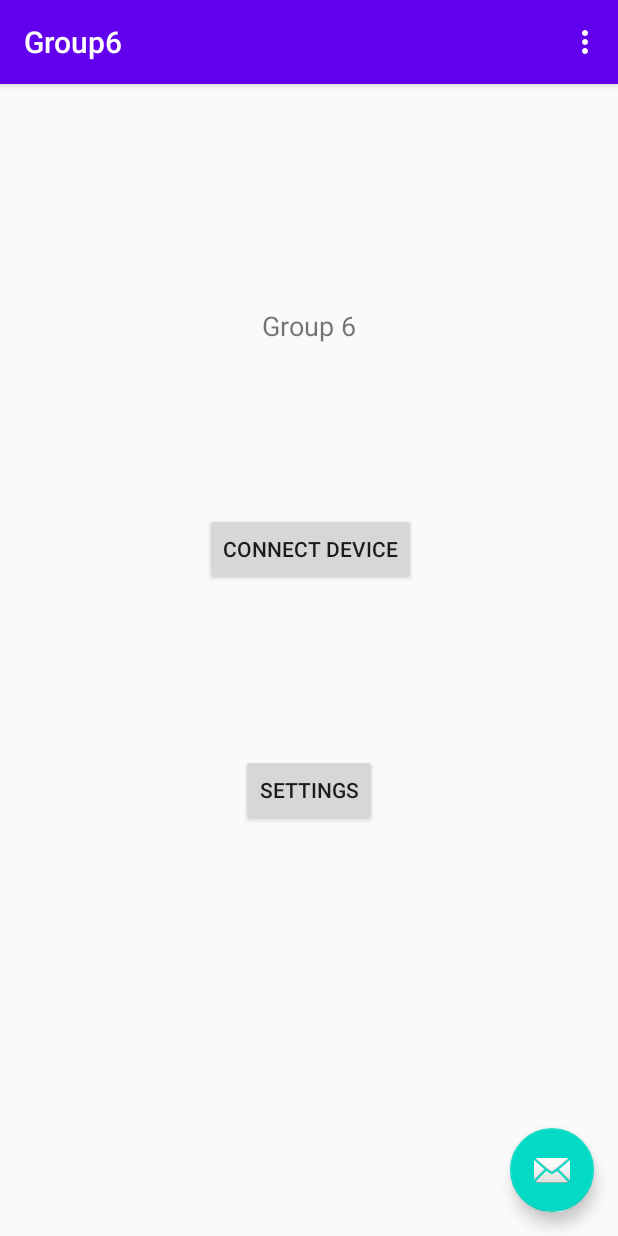
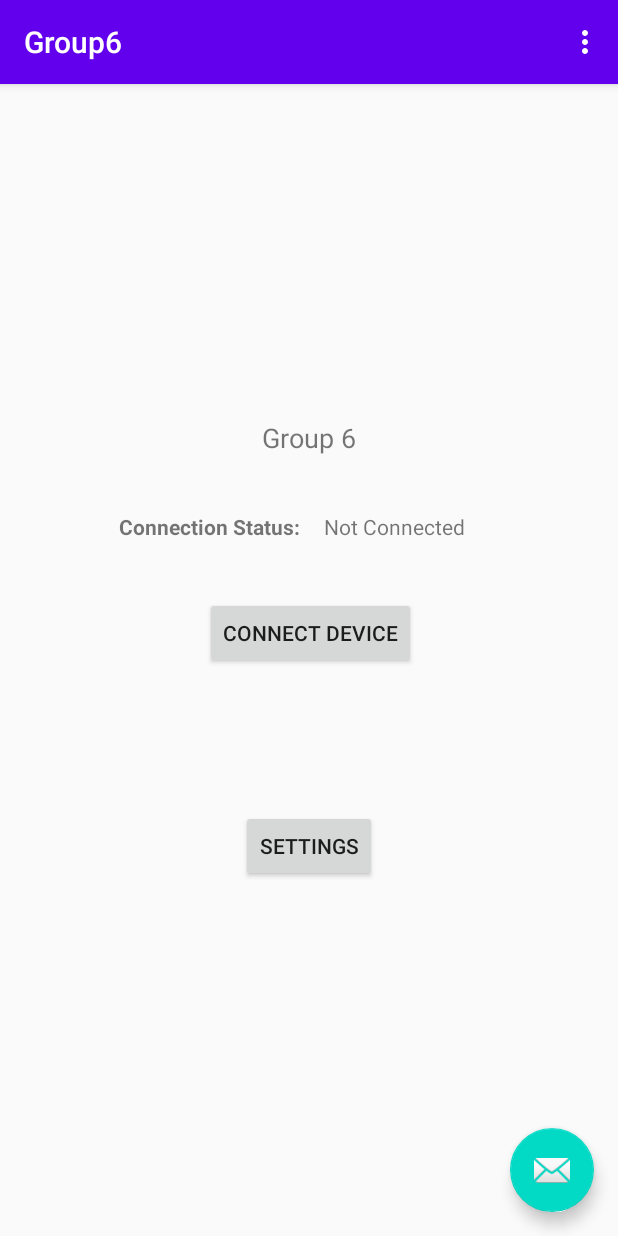
Before and after one commit to mlopezcruz2015/Group6, an Android app: the screen it shows after launch (MainActivity), on a phone screen of 412 x 824 dp. Run offline under Robolectric (Android 15) with nearby library versions, the phone set to English and light mode, and no system bars.

Commit message:
no message

```diff
--- a/app/src/main/res/layout/fragment_mainmenu.xml
+++ b/app/src/main/res/layout/fragment_mainmenu.xml
@@ -4,10 +4,10 @@
     xmlns:tools="http://schemas.android.com/tools"
     android:layout_width="match_parent"
     android:layout_height="match_parent"
-    tools:context=".FirstFragment">
+    tools:context=".MainMenuFragment">
 
     <TextView
-        android:id="@+id/textview_first"
+        android:id="@+id/textview_title"
         android:layout_width="wrap_content"
         android:layout_height="wrap_content"
         android:text="@string/group_name"
@@ -16,27 +16,50 @@
         app:layout_constraintEnd_toEndOf="parent"
         app:layout_constraintStart_toStartOf="parent"
         app:layout_constraintTop_toTopOf="parent"
-        app:layout_constraintVertical_bias="0.19999999" />
+        app:layout_constraintVertical_bias="0.3" />
 
     <Button
-        android:id="@+id/button_first"
+        android:id="@+id/button_settings"
         android:layout_width="wrap_content"
         android:layout_height="wrap_content"
-        android:text="Settings"
+        android:text="@string/settings"
         app:layout_constraintBottom_toBottomOf="parent"
         app:layout_constraintEnd_toEndOf="parent"
         app:layout_constraintStart_toStartOf="parent"
-        app:layout_constraintTop_toBottomOf="@+id/textview_first" />
+        app:layout_constraintTop_toBottomOf="@+id/textview_title" />
 
     <Button
         android:id="@+id/button_bluetooth"
         android:layout_width="wrap_content"
         android:layout_height="wrap_content"
-        android:text="Connect Device"
-        app:layout_constraintBottom_toTopOf="@+id/button_first"
+        android:text="@string/connect_device"
+        app:layout_constraintBottom_toTopOf="@+id/button_settings"
         app:layout_constraintEnd_toEndOf="parent"
         app:layout_constraintHorizontal_bias="0.503"
         app:layout_constraintStart_toStartOf="parent"
-        app:layout_constraintTop_toBottomOf="@+id/textview_first" />
+        app:layout_constraintTop_toBottomOf="@+id/textview_title" />
+
+    <TextView
+        android:id="@+id/textview_connectionStatusLabel"
+        android:layout_width="wrap_content"
+        android:layout_height="wrap_content"
+        android:text="@string/connection_status_label"
+        android:textStyle="bold"
+        app:layout_constraintBottom_toTopOf="@+id/button_bluetooth"
+        app:layout_constraintEnd_toStartOf="@+id/textview_connectionStatus"
+        app:layout_constraintHorizontal_bias="0.83"
+        app:layout_constraintStart_toStartOf="parent"
+        app:layout_constraintTop_toBottomOf="@+id/textview_title" />
+
+    <TextView
+        android:id="@+id/textview_connectionStatus"
+        android:layout_width="wrap_content"
+        android:layout_height="wrap_content"
+        android:text="@string/connection_status"
+        app:layout_constraintBottom_toTopOf="@+id/button_bluetooth"
+        app:layout_constraintEnd_toEndOf="parent"
+        app:layout_constraintHorizontal_bias="0.68"
+        app:layout_constraintStart_toStartOf="parent"
+        app:layout_constraintTop_toBottomOf="@+id/textview_title" />
 
 </androidx.constraintlayout.widget.ConstraintLayout>
--- a/app/src/main/res/navigation/nav_graph.xml
+++ b/app/src/main/res/navigation/nav_graph.xml
@@ -7,22 +7,22 @@
 
     <fragment
         android:id="@+id/FirstFragment"
-        android:name="com.example.group6.FirstFragment"
+        android:name="com.example.group6.MainMenuFragment"
         android:label="@string/first_fragment_label"
         tools:layout="@layout/fragmen_mainMenu">
 
         <action
-            android:id="@+id/action_FirstFragment_to_SecondFragment"
+            android:id="@+id/action_MainMenuFragment_to_SettingsFragment"
             app:destination="@id/SecondFragment" />
     </fragment>
     <fragment
         android:id="@+id/SecondFragment"
-        android:name="com.example.group6.SecondFragment"
+        android:name="com.example.group6.SettingsFragment"
         android:label="@string/second_fragment_label"
-        tools:layout="@layout/fragment_second">
+        tools:layout="@layout/fragment_settings">
 
         <action
-            android:id="@+id/action_SecondFragment_to_FirstFragment"
+            android:id="@+id/action_SettingsFragment_to_MainMenuFragment"
             app:destination="@id/FirstFragment" />
     </fragment>
 </navigation>
--- a/app/src/main/res/values/strings.xml
+++ b/app/src/main/res/values/strings.xml
@@ -9,4 +9,9 @@
 
     <string name="group_name">Group 6</string>
     <string name="hello_second_fragment">Hello second fragment. Arg: %1$s</string>
+    <string name="settings">Settings</string>
+    <string name="connect_device">Connect Device</string>
+    <string name="connection_status_label">Connection Status:</string>
+    <string name="connection_status">Not Connected</string>
+    <string name="returnText">Return</string>
 </resources>
```
Also changed, not shown: app/src/main/java/com/example/group6/MainMenuFragment.java (renamed from app/src/main/java/com/example/group6/SecondFragment.java, +5 -5 lines), app/src/main/java/com/example/group6/SettingsFragment.java (renamed from app/src/main/java/com/example/group6/FirstFragment.java, +5 -5 lines), app/src/main/res/layout/fragment_settings.xml (renamed from app/src/main/res/layout/fragment_second.xml, +4 -4 lines), 1 other file.
